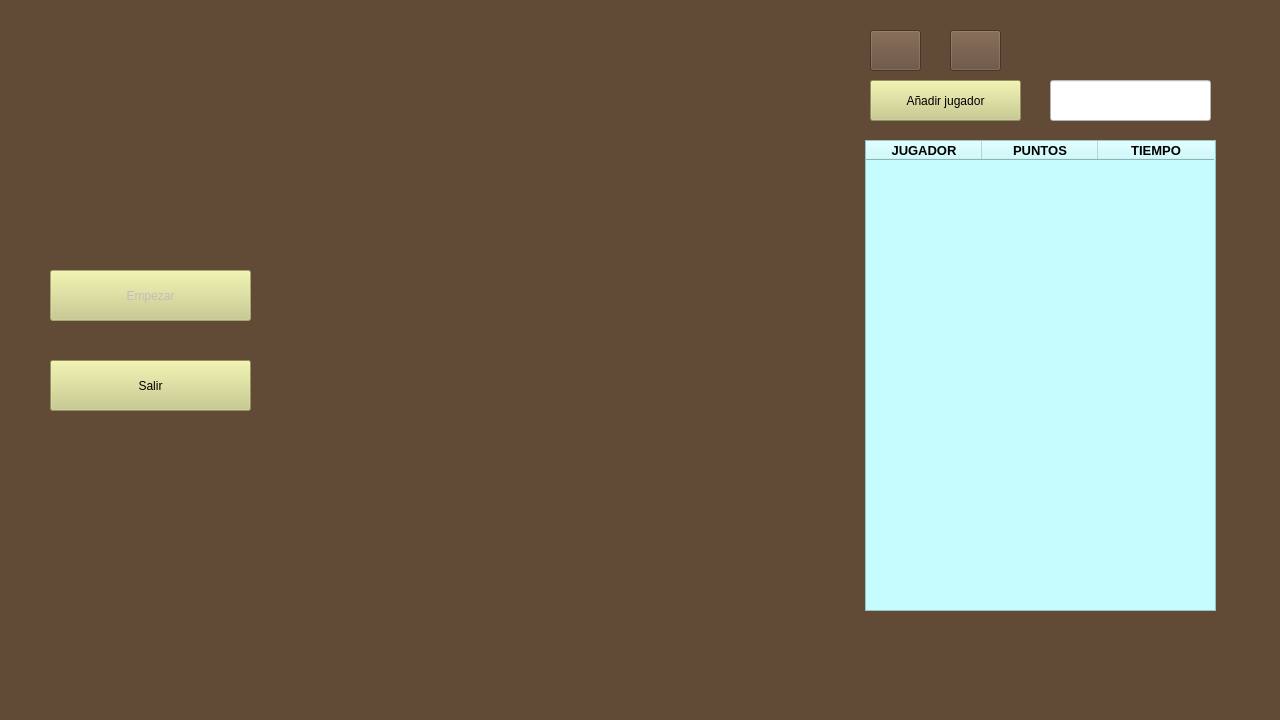
The window that MainWindow.ui (samuelvila/JuegoPython) describes before a commit, drawn with Qt 5.
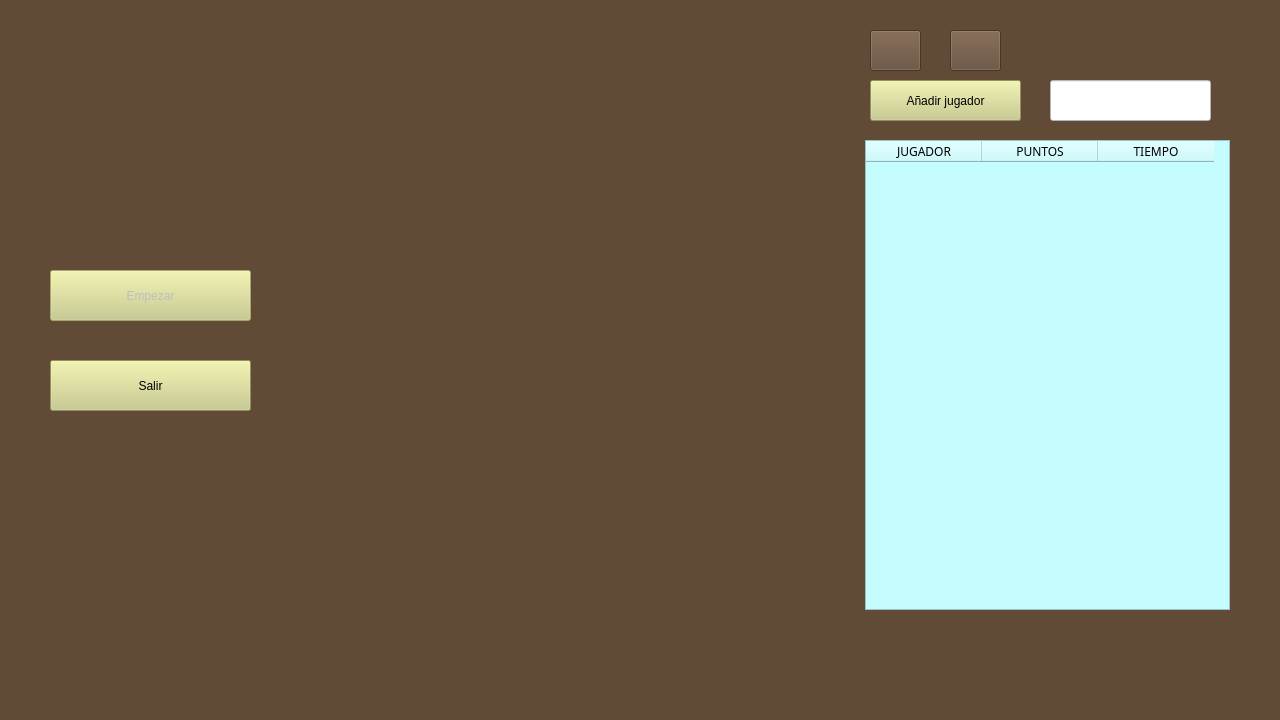
The same window after the commit. Icons and pictures are not drawn.

Diff of the .ui file:
```diff
--- a/MainWindow.ui
+++ b/MainWindow.ui
@@ -22,8 +22,8 @@
      <rect>
       <x>865</x>
       <y>140</y>
-      <width>351</width>
-      <height>471</height>
+      <width>365</width>
+      <height>470</height>
      </rect>
     </property>
     <property name="layoutDirection">
@@ -32,18 +32,31 @@
     <property name="styleSheet">
      <string notr="true">background-color: rgb(197, 253, 255);</string>
     </property>
+    <property name="editTriggers">
+     <set>QAbstractItemView::NoEditTriggers</set>
+    </property>
+    <property name="showGrid">
+     <bool>true</bool>
+    </property>
     <attribute name="horizontalHeaderDefaultSectionSize">
      <number>116</number>
     </attribute>
+    <attribute name="verticalHeaderDefaultSectionSize">
+     <number>30</number>
+    </attribute>
+    <attribute name="verticalHeaderMinimumSectionSize">
+     <number>30</number>
+    </attribute>
     <column>
      <property name="text">
       <string>JUGADOR</string>
      </property>
      <property name="font">
       <font>
-       <pointsize>10</pointsize>
-       <weight>75</weight>
-       <bold>true</bold>
+       <family>Impact</family>
+       <pointsize>9</pointsize>
+       <weight>50</weight>
+       <bold>false</bold>
       </font>
      </property>
      <property name="textAlignment">
@@ -56,9 +69,10 @@
      </property>
      <property name="font">
       <font>
-       <pointsize>10</pointsize>
-       <weight>75</weight>
-       <bold>true</bold>
+       <family>Impact</family>
+       <pointsize>9</pointsize>
+       <weight>50</weight>
+       <bold>false</bold>
       </font>
      </property>
      <property name="textAlignment">
@@ -71,9 +85,10 @@
      </property>
      <property name="font">
       <font>
-       <pointsize>10</pointsize>
-       <weight>75</weight>
-       <bold>true</bold>
+       <family>Impact</family>
+       <pointsize>9</pointsize>
+       <weight>50</weight>
+       <bold>false</bold>
       </font>
      </property>
      <property name="textAlignment">
```
Left out of the diff: 7 changed lines with no effect on the pictures.
